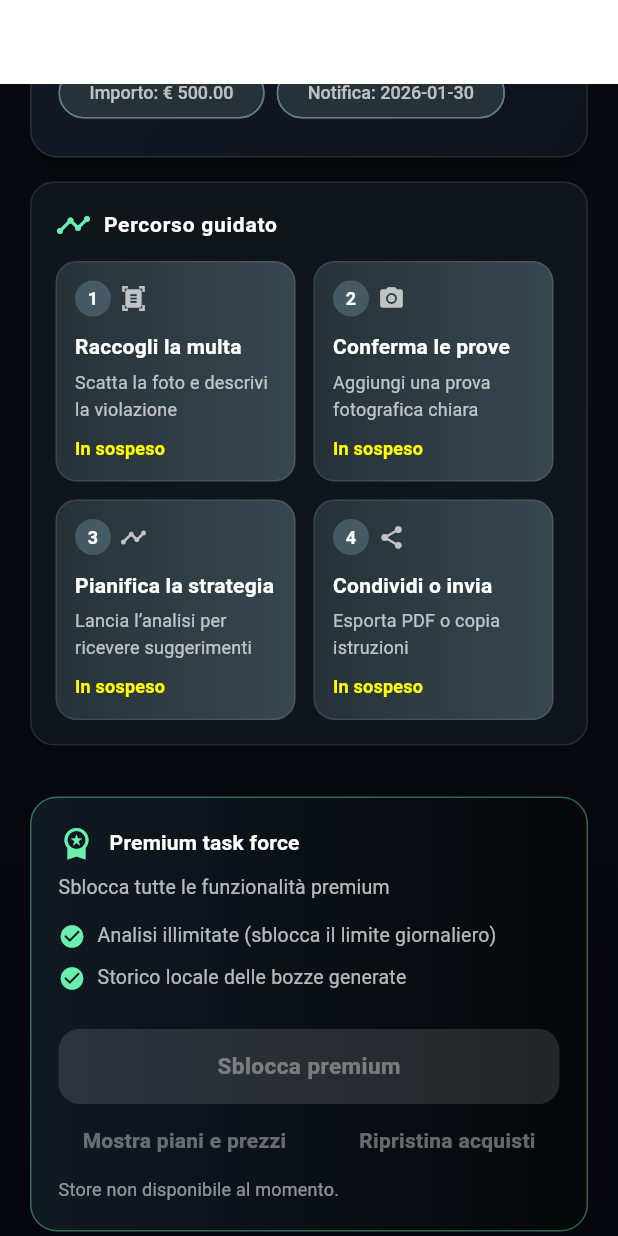
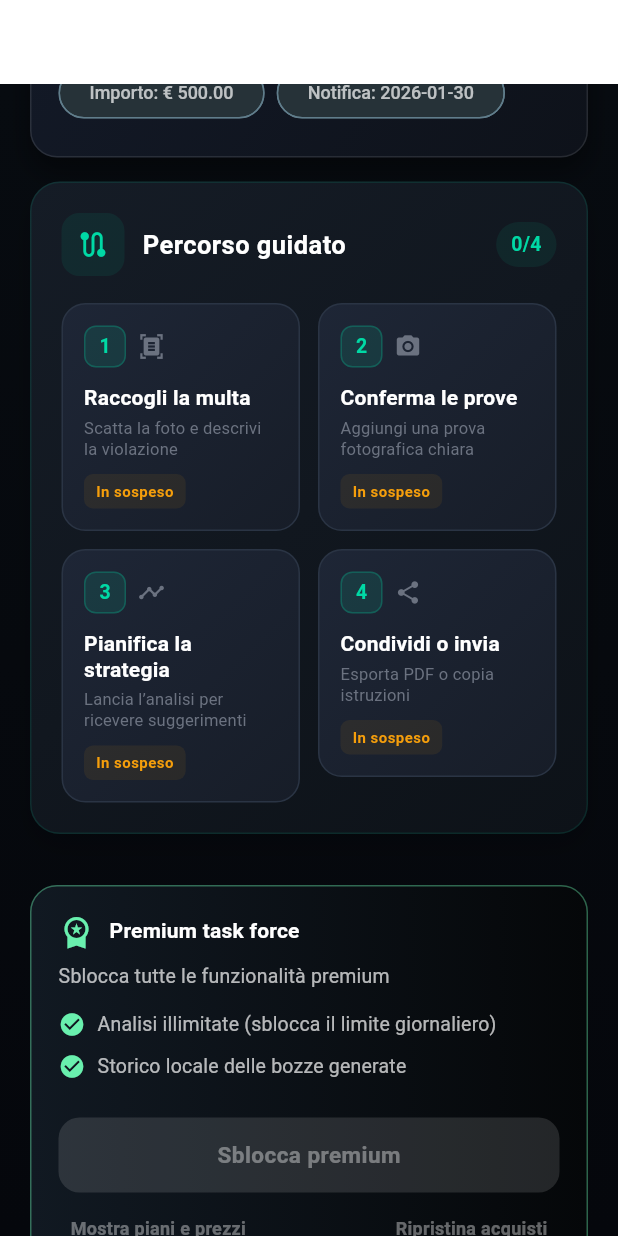
Before and after one commit to Benedetto69/bureaucracy_agent, a Flutter app: the SchermataRisoluzione screen opened directly, scrolled down 1152 dp, on a phone screen of 412 x 824 dp. Run offline on Flutter 3.47's test engine with Material 3 defaults, Android fonts, the phone set to English and light mode, and no system bars; our stand-ins replace image_picker, in_app_purchase, pdf, printing, share_plus, shared_preferences; accounts and stored records are empty; Roboto replaces fonts that are missing (SF Pro Display).

Commit message:
Redesign guided path UI and fix premium overflow
- Completely redesigned guided path section with professional styling
- Added progress counter badge (e.g., "2/4")
- Improved step cards with better visual hierarchy
- Responsive layout using LayoutBuilder
- Added shadows and gradients using AppColors theme
- Fixed overflow in premium section by using Wrap instead of Row
- Reduced button padding and font sizes for better fit

Co-Authored-By: Claude Opus 4.5 <noreply@anthropic.com>

```diff
--- a/lib/main.dart
+++ b/lib/main.dart
@@ -697,101 +697,191 @@ class _SchermataRisoluzioneState extends State<SchermataRisoluzione> {
       ),
     ];
 
+    final completedCount = steps.where((s) => s.complete).length;
+
     return Container(
-      padding: const EdgeInsets.all(16),
+      padding: const EdgeInsets.all(20),
       decoration: BoxDecoration(
-        color: const Color(0xFF10141B),
-        borderRadius: BorderRadius.circular(16),
-        border: Border.all(color: Colors.white10),
+        gradient: const LinearGradient(
+          begin: Alignment.topLeft,
+          end: Alignment.bottomRight,
+          colors: [Color(0xFF151C26), Color(0xFF0D1218)],
+        ),
+        borderRadius: BorderRadius.circular(20),
+        border: Border.all(color: AppColors.primary.withAlpha(30)),
+        boxShadow: [
+          BoxShadow(
+            color: Colors.black.withAlpha(40),
+            blurRadius: 16,
+            offset: const Offset(0, 8),
+          ),
+        ],
       ),
       child: Column(
         crossAxisAlignment: CrossAxisAlignment.start,
         children: [
-          const Row(
-            children: [
-              Icon(Icons.timeline, color: Colors.greenAccent),
-              SizedBox(width: 8),
-              Expanded(
+          Row(
+            children: [
+              Container(
+                padding: const EdgeInsets.all(10),
+                decoration: BoxDecoration(
+                  color: AppColors.primary.withAlpha(20),
+                  borderRadius: BorderRadius.circular(12),
+                ),
+                child: const Icon(Icons.route, color: AppColors.primary, size: 22),
+              ),
+              const SizedBox(width: 12),
+              const Expanded(
                 child: Text(
                   'Percorso guidato',
                   style: TextStyle(
                     color: Colors.white,
-                    fontWeight: FontWeight.bold,
-                    letterSpacing: 0.5,
-                  ),
-                ),
-              ),
-            ],
-          ),
-          const SizedBox(height: 12),
-          Wrap(
+                    fontWeight: FontWeight.w700,
+                    fontSize: 17,
+                    letterSpacing: 0.3,
+                  ),
+                ),
+              ),
+              Container(
+                padding: const EdgeInsets.symmetric(horizontal: 10, vertical: 5),
+                decoration: BoxDecoration(
+                  color: AppColors.primary.withAlpha(20),
+                  borderRadius: BorderRadius.circular(20),
+                ),
+                child: Text(
+                  '$completedCount/${steps.length}',
+                  style: const TextStyle(
+                    color: AppColors.primary,
+                    fontWeight: FontWeight.w700,
+                    fontSize: 13,
+                  ),
+                ),
+              ),
+            ],
+          ),
+          const SizedBox(height: 18),
+          LayoutBuilder(
+            builder: (context, constraints) {
+              final cardWidth = (constraints.maxWidth - 12) / 2;
+              return Wrap(
                 spacing: 12,
                 runSpacing: 12,
-            children: steps.map(_buildStepTile).toList(),
-          ),
-        ],
-      ),
-    );
-  }
-
-  Widget _buildStepTile(_GuidedStepData step) {
-    final statusText = step.complete ? 'Completo' : 'In sospeso';
+                children: steps.map((step) => _buildStepTile(step, cardWidth)).toList(),
+              );
+            },
+          ),
+        ],
+      ),
+    );
+  }
+
+  Widget _buildStepTile(_GuidedStepData step, double width) {
+    final isComplete = step.complete;
+
     return Container(
-      width: 160,
-      padding: const EdgeInsets.all(12),
+      width: width,
+      padding: const EdgeInsets.all(14),
       decoration: BoxDecoration(
         gradient: LinearGradient(
-          colors: step.complete
-              ? [Colors.greenAccent.shade100, Colors.greenAccent.shade400]
-              : [Colors.blueGrey.shade900, Colors.blueGrey.shade800],
-        ),
-        borderRadius: BorderRadius.circular(14),
+          begin: Alignment.topLeft,
+          end: Alignment.bottomRight,
+          colors: isComplete
+              ? [AppColors.primary.withAlpha(180), AppColors.primary]
+              : [const Color(0xFF1E2636), const Color(0xFF171D28)],
+        ),
+        borderRadius: BorderRadius.circular(16),
         border: Border.all(
-          color: step.complete ? Colors.greenAccent : Colors.white10,
-        ),
+          color: isComplete ? AppColors.primary.withAlpha(100) : const Color(0xFF2A3444),
+          width: isComplete ? 1.5 : 1,
+        ),
+        boxShadow: isComplete
+            ? [
+                BoxShadow(
+                  color: AppColors.primary.withAlpha(40),
+                  blurRadius: 12,
+                  offset: const Offset(0, 4),
+                ),
+              ]
+            : null,
       ),
       child: Column(
         crossAxisAlignment: CrossAxisAlignment.start,
         children: [
           Row(
             children: [
-              CircleAvatar(
-                radius: 12,
-                backgroundColor:
-                    step.complete ? Colors.green : Colors.blueGrey.shade700,
-                child: Text(
+              Container(
+                width: 28,
+                height: 28,
+                decoration: BoxDecoration(
+                  color: isComplete
+                      ? Colors.white.withAlpha(40)
+                      : AppColors.primary.withAlpha(30),
+                  borderRadius: BorderRadius.circular(8),
+                  border: Border.all(
+                    color: isComplete
+                        ? Colors.white.withAlpha(60)
+                        : AppColors.primary.withAlpha(60),
+                  ),
+                ),
+                child: Center(
+                  child: isComplete
+                      ? const Icon(Icons.check, size: 16, color: Colors.white)
+                      : Text(
                           step.number,
                           style: const TextStyle(
-                    color: Colors.white,
-                    fontSize: 12,
-                    fontWeight: FontWeight.bold,
-                  ),
-                ),
-              ),
-              const SizedBox(width: 6),
-              Icon(step.icon, size: 18, color: Colors.white70),
-            ],
-          ),
-          const SizedBox(height: 10),
+                            color: AppColors.primary,
+                            fontSize: 13,
+                            fontWeight: FontWeight.w700,
+                          ),
+                        ),
+                ),
+              ),
+              const SizedBox(width: 8),
+              Icon(
+                step.icon,
+                size: 18,
+                color: isComplete ? Colors.white.withAlpha(200) : AppColors.textTertiary,
+              ),
+            ],
+          ),
+          const SizedBox(height: 12),
           Text(
             step.title,
-            style: const TextStyle(
-              color: Colors.white,
-              fontWeight: FontWeight.bold,
+            style: TextStyle(
+              color: isComplete ? Colors.white : AppColors.textPrimary,
+              fontWeight: FontWeight.w600,
+              fontSize: 14,
+              height: 1.2,
             ),
           ),
           const SizedBox(height: 4),
           Text(
             step.subtitle,
-            style: const TextStyle(color: Colors.white70, fontSize: 12),
-          ),
-          const SizedBox(height: 8),
-          Text(
-            statusText,
             style: TextStyle(
-              color: step.complete ? Colors.white : Colors.yellowAccent,
-              fontSize: 12,
+              color: isComplete ? Colors.white.withAlpha(180) : AppColors.textTertiary,
+              fontSize: 11,
+              height: 1.3,
+            ),
+            maxLines: 2,
+            overflow: TextOverflow.ellipsis,
+          ),
+          const SizedBox(height: 10),
+          Container(
+            padding: const EdgeInsets.symmetric(horizontal: 8, vertical: 4),
+            decoration: BoxDecoration(
+              color: isComplete
+                  ? Colors.white.withAlpha(30)
+                  : AppColors.warning.withAlpha(20),
+              borderRadius: BorderRadius.circular(6),
+            ),
+            child: Text(
+              isComplete ? 'Completo' : 'In sospeso',
+              style: TextStyle(
+                color: isComplete ? Colors.white : AppColors.warning,
+                fontSize: 10,
                 fontWeight: FontWeight.w600,
+                letterSpacing: 0.3,
+              ),
             ),
           ),
         ],
@@ -1390,19 +1480,27 @@ class _SchermataRisoluzioneState extends State<SchermataRisoluzione> {
             ),
           ),
           if (!isActive)
-            Row(
-              mainAxisAlignment: MainAxisAlignment.spaceBetween,
+            Wrap(
+              alignment: WrapAlignment.spaceBetween,
+              spacing: 8,
+              runSpacing: 4,
               children: [
                 TextButton(
                   onPressed: _storeAvailable ? _showPurchaseOptions : null,
-                  style: TextButton.styleFrom(foregroundColor: Colors.greenAccent),
-                  child: const Text('Mostra piani e prezzi'),
+                  style: TextButton.styleFrom(
+                    foregroundColor: Colors.greenAccent,
+                    padding: const EdgeInsets.symmetric(horizontal: 8),
+                  ),
+                  child: const Text('Mostra piani e prezzi', style: TextStyle(fontSize: 12)),
                 ),
                 TextButton(
                   onPressed: _storeAvailable && !_isRestoringPurchases
                       ? _restorePurchases
                       : null,
-                  style: TextButton.styleFrom(foregroundColor: Colors.white70),
+                  style: TextButton.styleFrom(
+                    foregroundColor: Colors.white70,
+                    padding: const EdgeInsets.symmetric(horizontal: 8),
+                  ),
                   child: _isRestoringPurchases
                       ? const Row(
                           mainAxisSize: MainAxisSize.min,
@@ -1412,11 +1510,11 @@ class _SchermataRisoluzioneState extends State<SchermataRisoluzione> {
                               height: 14,
                               child: CircularProgressIndicator(strokeWidth: 2),
                             ),
-                            SizedBox(width: 8),
-                            Text('Ripristino...'),
+                            SizedBox(width: 6),
+                            Text('Ripristino...', style: TextStyle(fontSize: 12)),
                           ],
                         )
-                      : const Text('Ripristina acquisti'),
+                      : const Text('Ripristina acquisti', style: TextStyle(fontSize: 12)),
                 ),
               ],
             ),
```
Lines whose indentation alone changed are shown as unchanged.
